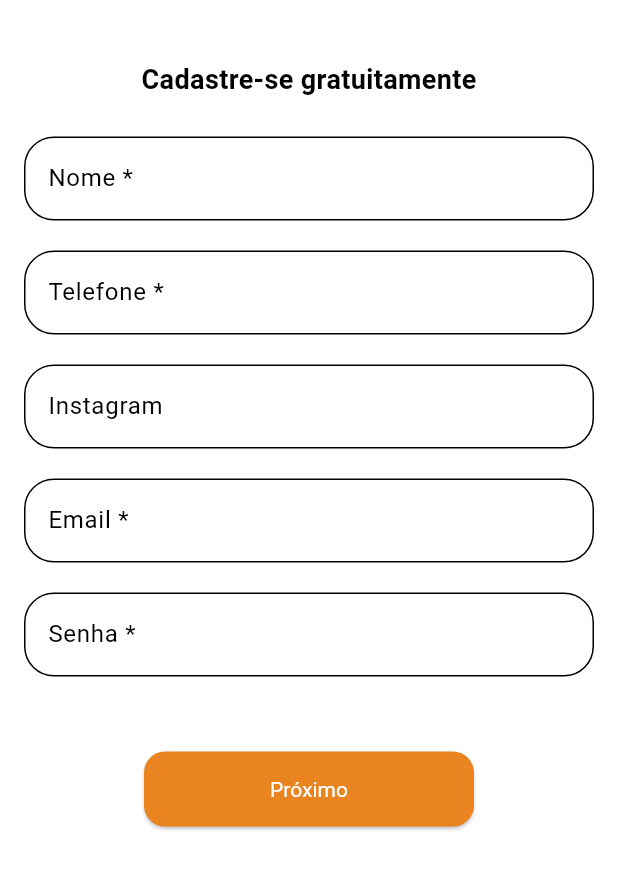
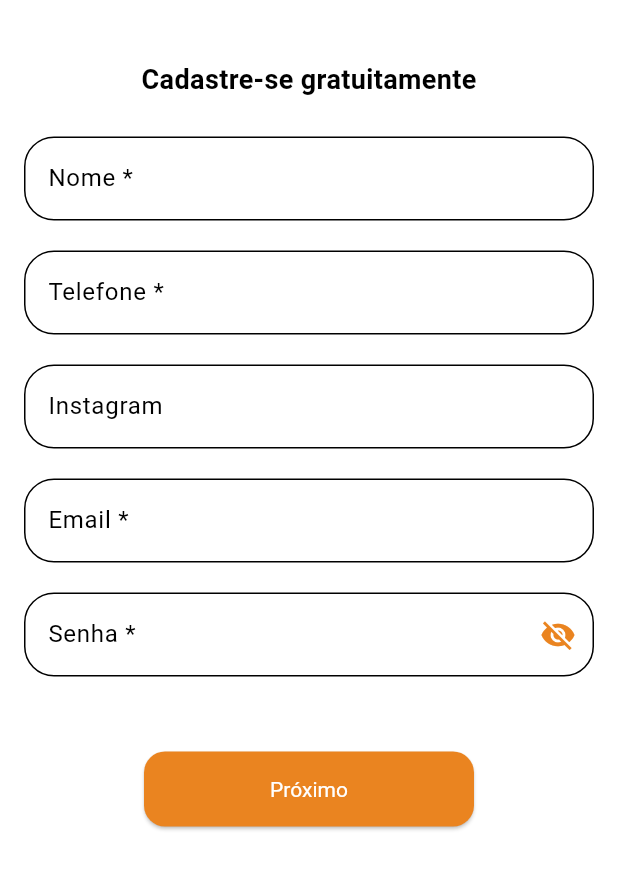
Before and after one commit to ProjetoAdotaAi/adotai, a Flutter app: the screen it shows after launch, after a tap on "E-mail", on a phone screen of 412 x 824 dp, the part 72-962 px from its top. Run offline on Flutter 3.47's test engine with Material 3 defaults, Android fonts, the phone set to English and light mode, and no system bars; our stand-ins replace firebase_auth, firebase_core, flutter_masked_text2, google_sign_in, permission_handler, shared_preferences; accounts and stored records are empty; network calls fail.

Commit message:
Implementação da tela Esqueci minha senha + Ajustes na tela de login + melhoria no input senha + organização do código

```diff
--- a/lib/screens/login_screen.dart
+++ b/lib/screens/login_screen.dart
@@ -1,10 +1,10 @@
+import 'package:adotai/screens/splash_screen.dart';
 import 'package:firebase_auth/firebase_auth.dart';
 import 'package:google_sign_in/google_sign_in.dart';
 import 'package:flutter/material.dart';
 import '../widgets/login/login_text_field.dart';
 import '../widgets/login/login_links.dart';
 import '../theme/app_theme.dart';
-import 'home_screen.dart';
 
 class LoginScreen extends StatefulWidget {
   const LoginScreen({super.key});
@@ -40,7 +40,7 @@ class _LoginScreenState extends State<LoginScreen> {
 
   @override
   Widget build(BuildContext context) {
-    return const Scaffold(body: _LoginBody());
+    return Scaffold(body: _LoginBody());
   }
 }
 
@@ -91,7 +91,7 @@ class _LoginBody extends StatelessWidget {
                         labelText: 'Senha',
                         hintText: 'Digite sua senha...',
                         controller: state.passwordController,
-                        keyboardType: TextInputType.text,
+                        keyboardType: TextInputType.visiblePassword,
                         obscureText: state.obscurePassword,
                         suffixIcon: IconButton(
                           icon: Icon(
@@ -121,7 +121,9 @@ class _LoginBody extends StatelessWidget {
                               Navigator.pushReplacement(
                                 context,
                                 MaterialPageRoute(
-                                  builder: (context) => const HomeScreen(),
+                                  builder:
+                                      (context) =>
+                                          const SplashScreen(fromLogin: true),
                                 ),
                               );
                             }
@@ -164,7 +166,9 @@ class _LoginBody extends StatelessWidget {
                               Navigator.pushReplacement(
                                 context,
                                 MaterialPageRoute(
-                                  builder: (context) => const HomeScreen(),
+                                  builder:
+                                      (context) =>
+                                          const SplashScreen(fromLogin: true),
                                 ),
                               );
                             }
@@ -190,7 +194,7 @@ class _LoginBody extends StatelessWidget {
                         ),
                       ),
 
-                      const SizedBox(height: 20),
+                      const SizedBox(height: 30),
                       const Row(
                         mainAxisAlignment: MainAxisAlignment.center,
                         children: [
@@ -201,15 +205,15 @@ class _LoginBody extends StatelessWidget {
                           SingInEmailLink(),
                         ],
                       ),
-                      const SizedBox(height: 20),
+                      const SizedBox(height: 30),
                       const Row(
                         mainAxisAlignment: MainAxisAlignment.center,
                         children: [
                           Text(
-                            'Cadastre-se como ',
+                            'Esqueçeu sua senha? ',
                             style: TextStyle(color: Colors.grey, fontSize: 14),
                           ),
-                          SingInOngLink(),
+                          ForgotPasswordLink(),
                         ],
                       ),
                     ],
--- a/lib/screens/singUpScreen.dart
+++ b/lib/screens/sing_up_screen.dart
@@ -1,10 +1,11 @@
 import 'dart:convert';
-
-import 'package:adotai/screens/login_screen.dart';
+import 'package:adotai/services/via_cep_api.dart';
 import 'package:adotai/theme/app_theme.dart';
 import 'package:adotai/widgets/home/appbar.dart';
+import 'package:adotai/widgets/singup/form_button_style.dart';
+import 'package:adotai/widgets/singup/input_decoration.dart';
+import 'package:adotai/widgets/singup/alert_dialogs.dart';
 import 'package:firebase_auth/firebase_auth.dart';
-//import 'package:cloud_firestore/cloud_firestore.dart';
 import 'package:flutter/material.dart';
 import 'package:flutter_masked_text2/flutter_masked_text2.dart';
 import 'package:http/http.dart' as http;
@@ -15,6 +16,7 @@ class UserRegistrationPage extends StatefulWidget {
 }
 
 class _UserRegistrationPageState extends State<UserRegistrationPage> {
+  bool obscurePassword = true;
   final _formKey = GlobalKey<FormState>();
 
   final nomeController = TextEditingController();
@@ -92,65 +94,9 @@ class _UserRegistrationPageState extends State<UserRegistrationPage> {
           isONG!,
         );
 
-        //Alerta indicando que o cadastro foi efetuado com sucesso!
-        showDialog(
-          context: context,
-          barrierDismissible: false,
-          builder:
-              (context) => AlertDialog(
-                backgroundColor: Colors.white,
-                shape: RoundedRectangleBorder(
-                  borderRadius: BorderRadius.circular(16),
-                ),
-                title: null,
-                content: Padding(
-                  padding: const EdgeInsets.all(16.0),
-                  child: Column(
-                    mainAxisSize: MainAxisSize.min,
-                    children: [
-                      Center(
-                        child: Image.asset(
-                          'assets/images/validator.png',
-                          width: 50,
-                          height: 50,
-                        ),
-                      ),
-                      SizedBox(height: 35),
-                      Text(
-                        'Seu cadastro foi efetuado com sucesso! Prossiga para a tela de login.',
-                        textAlign: TextAlign.center,
-                        style: TextStyle(
-                          fontSize: 16,
-                          color: Colors.black,
-                          fontWeight: FontWeight.bold,
-                        ),
-                      ),
-                      SizedBox(height: 50),
-                      ElevatedButton(
-                        onPressed: () {
-                          Navigator.push(
-                            context,
-                            MaterialPageRoute(
-                              builder: (context) => LoginScreen(),
-                            ),
-                          );
-                        },
-                        child: Text(
-                          'Ir para o login',
-                          style: TextStyle(color: Colors.white),
-                        ),
-                        style: ElevatedButton.styleFrom(
-                          backgroundColor: AppTheme.primaryColor,
-                          fixedSize: const Size(220, 50),
-                          shape: RoundedRectangleBorder(
-                            borderRadius: BorderRadius.circular(14),
-                          ),
-                        ),
-                      ),
-                    ],
-                  ),
-                ),
-              ),
+        showSuccessDialog(
+          context,
+          "Seu cadastro foi efetuado com sucesso! Prossiga para a tela de login.",
         );
       } on FirebaseAuthException catch (e) {
         String mensagemErro;
@@ -168,59 +114,6 @@ class _UserRegistrationPageState extends State<UserRegistrationPage> {
           context,
         ).showSnackBar(SnackBar(content: Text(mensagemErro)));
       }
-    }
-  }
-
-  InputDecoration _inputDecoration(String labelText) {
-    return InputDecoration(
-      labelText: labelText,
-      border: OutlineInputBorder(
-        borderRadius: BorderRadius.circular(20),
-        borderSide: BorderSide(color: Colors.black),
-      ),
-      enabledBorder: OutlineInputBorder(
-        borderRadius: BorderRadius.circular(20),
-        borderSide: BorderSide(color: Colors.black),
-      ),
-      focusedBorder: OutlineInputBorder(
-        borderRadius: BorderRadius.circular(20),
-        borderSide: BorderSide(color: AppTheme.primaryColor),
-      ),
-    );
-  }
-
-  ButtonStyle formButtonStyle({Size size = const Size(220, 50)}) {
-    return ElevatedButton.styleFrom(
-      backgroundColor: AppTheme.primaryColor,
-      foregroundColor: Colors.white,
-      fixedSize: size,
-      shape: RoundedRectangleBorder(borderRadius: BorderRadius.circular(14)),
-      textStyle: const TextStyle(color: Colors.white),
-    );
-  }
-
-  Future<void> consultarCep(String cep) async {
-    final url = 'https://viacep.com.br/ws/$cep/json/';
-    final response = await http.get(Uri.parse(url));
-
-    if (response.statusCode == 200) {
-      final Map<String, dynamic> data = json.decode(response.body);
-
-      // Preenche os campos com os dados retornados
-      if (data['erro'] == null) {
-        cidadeController.text = data['localidade'];
-        estadoController.text = data['uf'];
-      } else {
-        // Caso o CEP seja inválido
-        ScaffoldMessenger.of(
-          context,
-        ).showSnackBar(SnackBar(content: Text('CEP inválido')));
-      }
-    } else {
-      // Se a requisição falhar
-      ScaffoldMessenger.of(
-        context,
-      ).showSnackBar(SnackBar(content: Text('Falha ao consultar o CEP')));
     }
   }
 
@@ -248,7 +141,7 @@ class _UserRegistrationPageState extends State<UserRegistrationPage> {
               if (etapa == 1) ...[
                 TextFormField(
                   controller: nomeController,
-                  decoration: _inputDecoration('Nome *'),
+                  decoration: FormInputDecoration('Nome *'),
                   validator:
                       (value) => value!.isEmpty ? 'Informe seu nome' : null,
                 ),
@@ -257,7 +150,7 @@ class _UserRegistrationPageState extends State<UserRegistrationPage> {
 
                 TextFormField(
                   controller: telefoneController,
-                  decoration: _inputDecoration('Telefone *'),
+                  decoration: FormInputDecoration('Telefone *'),
                   keyboardType: TextInputType.phone,
                   validator: (value) {
                     if (value == null || value.isEmpty) {
@@ -275,7 +168,7 @@ class _UserRegistrationPageState extends State<UserRegistrationPage> {
 
                 TextFormField(
                   controller: instagramController,
-                  decoration: _inputDecoration('Instagram'),
+                  decoration: FormInputDecoration('Instagram'),
                   keyboardType: TextInputType.twitter,
                 ),
 
@@ -283,7 +176,7 @@ class _UserRegistrationPageState extends State<UserRegistrationPage> {
 
                 TextFormField(
                   controller: emailController,
-                  decoration: _inputDecoration('Email *'),
+                  decoration: FormInputDecoration('Email *'),
                   keyboardType: TextInputType.emailAddress,
                   validator: (value) {
                     if (value == null || value.isEmpty) {
@@ -304,17 +197,31 @@ class _UserRegistrationPageState extends State<UserRegistrationPage> {
 
                 TextFormField(
                   controller: senhaController,
-                  decoration: _inputDecoration('Senha *'),
+                  obscureText: obscurePassword,
+                  decoration: FormInputDecorationPassword(
+                    'Senha *',
+                    suffixIcon: IconButton(
+                      icon: Icon(
+                        obscurePassword
+                            ? Icons.visibility_off
+                            : Icons.visibility,
+                        color: AppTheme.primaryColor,
+                      ),
+                      onPressed: () {
+                        setState(() {
+                          obscurePassword = !obscurePassword;
+                        });
+                      },
+                    ),
+                  ),
                   keyboardType: TextInputType.visiblePassword,
                   validator: (value) {
                     if (value == null || value.isEmpty) {
                       return 'Informe sua senha';
                     }
-
                     if (value.length < 6) {
                       return 'A senha deve ter no mínimo 6 caracteres';
                     }
-
                     return null;
                   },
                 ),
@@ -340,14 +247,18 @@ class _UserRegistrationPageState extends State<UserRegistrationPage> {
               if (etapa == 2) ...[
                 TextFormField(
                   controller: cepController,
-                  decoration: _inputDecoration('CEP *'),
+                  decoration: FormInputDecoration('CEP *'),
                   keyboardType: TextInputType.number,
-                  maxLength: 9, // Defina o comprimento do CEP como 9
+                  maxLength: 9,
                   onChanged: (cep) {
-                    // Remover caracteres não numéricos (como o hífen)
                     String cepFormatado = cep.replaceAll(RegExp(r'\D'), '');
                     if (cepFormatado.length == 8) {
-                      consultarCep(cepFormatado);
+                      consultarCep(
+                        cep: cepFormatado,
+                        cidadeController: cidadeController,
+                        estadoController: estadoController,
+                        context: context,
+                      );
                     }
                   },
                   validator: (value) {
@@ -365,7 +276,7 @@ class _UserRegistrationPageState extends State<UserRegistrationPage> {
 
                 TextFormField(
                   controller: cidadeController,
-                  decoration: _inputDecoration('Cidade *'),
+                  decoration: FormInputDecoration('Cidade *'),
                   keyboardType: TextInputType.text,
                   validator:
                       (value) => value!.isEmpty ? 'Informe sua cidade' : null,
@@ -375,7 +286,7 @@ class _UserRegistrationPageState extends State<UserRegistrationPage> {
 
                 TextFormField(
                   controller: estadoController,
-                  decoration: _inputDecoration('Estado *'),
+                  decoration: FormInputDecoration('Estado *'),
                   keyboardType: TextInputType.text,
                   validator:
                       (value) => value!.isEmpty ? 'Informe seu estado' : null,
--- a/lib/screens/splash_screen.dart
+++ b/lib/screens/splash_screen.dart
@@ -1,11 +1,13 @@
 import 'dart:async';
+import 'package:adotai/screens/home_screen.dart';
 import 'package:flutter/material.dart';
 import '../screens/login_screen.dart';
 import '../theme/app_theme.dart';
 import '../services/permission_service.dart';
 
 class SplashScreen extends StatefulWidget {
-  const SplashScreen({super.key});
+  final bool fromLogin;
+  const SplashScreen({super.key, this.fromLogin = false});
 
   @override
   SplashScreenState createState() => SplashScreenState();
@@ -23,9 +25,25 @@ class SplashScreenState extends State<SplashScreen> {
     });
   }
 
+  void navigateToHome() {
+    if (mounted) {
+      Navigator.pushReplacement(
+        context,
+        MaterialPageRoute(builder: (context) => const HomeScreen()),
+      );
+    }
+  }
+
   Future<void> _initialize() async {
+    if (widget.fromLogin) {
+      // Mostra splash por 2 segundos antes de ir pra HomeScreen
+      await Future.delayed(const Duration(seconds: 2));
+      navigateToHome();
+      return;
+    }
 
-    bool locationPermissionGranted = await PermissionService.requestLocationPermission();
+    bool locationPermissionGranted =
+        await PermissionService.requestLocationPermission();
     Timer(Duration(seconds: 5), () {
       if (!_isPermissionChecked) {
         _navigateToLogin();
@@ -60,9 +78,7 @@ class SplashScreenState extends State<SplashScreen> {
 
     return Scaffold(
       body: Container(
-        decoration: const BoxDecoration(
-          gradient: AppTheme.primaryGradient,
-        ),
+        decoration: const BoxDecoration(gradient: AppTheme.primaryGradient),
         child: Center(
           child: Column(
             mainAxisAlignment: MainAxisAlignment.center,
@@ -93,18 +109,15 @@ class SplashScreenState extends State<SplashScreen> {
                           await _initialize();
                         },
                         style: OutlinedButton.styleFrom(
-                            side: const BorderSide(
-                              color: Colors.white,
-                              width: 2,
+                          side: const BorderSide(color: Colors.white, width: 2),
+                          padding: const EdgeInsets.symmetric(
+                            horizontal: 50,
+                            vertical: 15,
                           ),
-                            padding: const EdgeInsets.symmetric(horizontal: 50, vertical: 15),
                         ),
                         child: const Text(
                           'Tentar Novamente',
-                            style: TextStyle(
-                              color: Colors.white,
-                              fontSize: 16,
-                            ),
+                          style: TextStyle(color: Colors.white, fontSize: 16),
                         ),
                       ),
                     ],
--- a/lib/widgets/login/login_links.dart
+++ b/lib/widgets/login/login_links.dart
@@ -1,4 +1,5 @@
-import 'package:adotai/screens/singUpScreen.dart';
+import 'package:adotai/screens/forgot_password_screen.dart';
+import 'package:adotai/screens/sing_up_screen.dart';
 import 'package:flutter/material.dart';
 
 class SingInEmailLink extends StatelessWidget {
@@ -8,7 +9,7 @@ class SingInEmailLink extends StatelessWidget {
   Widget build(BuildContext context) {
     return GestureDetector(
       onTap: () {
-        debugPrint('Cadastre-se como Cliente');
+        debugPrint('Cadastre-se com E-mail');
         Navigator.push(context,
         MaterialPageRoute(builder: (context) => UserRegistrationPage()));
       },
@@ -23,17 +24,19 @@ class SingInEmailLink extends StatelessWidget {
   }
 }
 
-class SingInOngLink extends StatelessWidget {
-  const SingInOngLink({super.key});
+class ForgotPasswordLink extends StatelessWidget {
+  const ForgotPasswordLink({super.key});
 
   @override
   Widget build(BuildContext context) {
     return GestureDetector(
       onTap: () {
-        debugPrint('Cadastre-se como Protetor/ONG');
+        debugPrint('Recuperar senha');
+        Navigator.push(context,
+        MaterialPageRoute(builder: (context) => ForgotPasswordScreen()));
       },
       child: const Text(
-        'Protetor/ONG',
+        'Recuperar senha',
         style: TextStyle(
           color: Colors.orange,
           fontSize: 14,
--- /dev/null
+++ b/lib/widgets/singup/form_button_style.dart
@@ -0,0 +1,12 @@
+import 'package:adotai/theme/app_theme.dart';
+import 'package:flutter/material.dart';
+
+ButtonStyle formButtonStyle({Size size = const Size(220, 50)}) {
+    return ElevatedButton.styleFrom(
+      backgroundColor: AppTheme.primaryColor,
+      foregroundColor: Colors.white,
+      fixedSize: size,
+      shape: RoundedRectangleBorder(borderRadius: BorderRadius.circular(14)),
+      textStyle: const TextStyle(color: Colors.white),
+    );
+  }
--- /dev/null
+++ b/lib/widgets/singup/input_decoration.dart
@@ -0,0 +1,40 @@
+import 'package:adotai/theme/app_theme.dart';
+import 'package:flutter/material.dart';
+
+InputDecoration FormInputDecoration(String labelText) {
+    return InputDecoration(
+      labelText: labelText,
+      border: OutlineInputBorder(
+        borderRadius: BorderRadius.circular(20),
+        borderSide: BorderSide(color: Colors.black),
+      ),
+      enabledBorder: OutlineInputBorder(
+        borderRadius: BorderRadius.circular(20),
+        borderSide: BorderSide(color: Colors.black),
+      ),
+      focusedBorder: OutlineInputBorder(
+        borderRadius: BorderRadius.circular(20),
+        borderSide: BorderSide(color: AppTheme.primaryColor),
+      ),
+    );
+  }
+
+
+ InputDecoration FormInputDecorationPassword(String labelText, {Widget? suffixIcon}) {
+  return InputDecoration(
+    labelText: labelText,
+    border: OutlineInputBorder(
+      borderRadius: BorderRadius.circular(20),
+      borderSide: const BorderSide(color: Colors.black),
+    ),
+    enabledBorder: OutlineInputBorder(
+      borderRadius: BorderRadius.circular(20),
+      borderSide: const BorderSide(color: Colors.black),
+    ),
+    focusedBorder: OutlineInputBorder(
+      borderRadius: BorderRadius.circular(20),
+      borderSide: BorderSide(color: AppTheme.primaryColor),
+    ),
+    suffixIcon: suffixIcon,
+  );
+}
--- a/pubspec.yaml
+++ b/pubspec.yaml
@@ -21,6 +21,7 @@ dependencies:
   http: ^0.13.3
   flutter_launcher_icons: ^0.14.3
 
+
 flutter_launcher_icons:
   image_path: assets/images/small-logo.png
   ios: true
```
Also changed, not shown: lib/screens/forgot_password_screen.dart (added, +116 -0 lines), lib/services/via_cep_api.dart (added, +31 -0 lines), lib/widgets/singup/alert_dialogs.dart (added, +59 -0 lines). Lines whose indentation alone changed are shown as unchanged.
